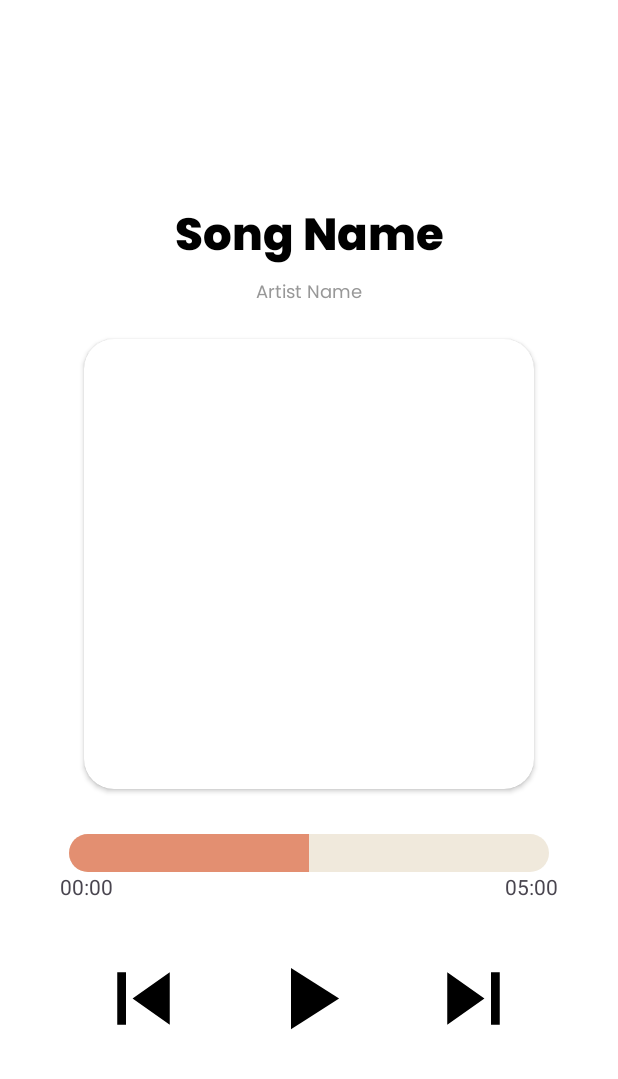
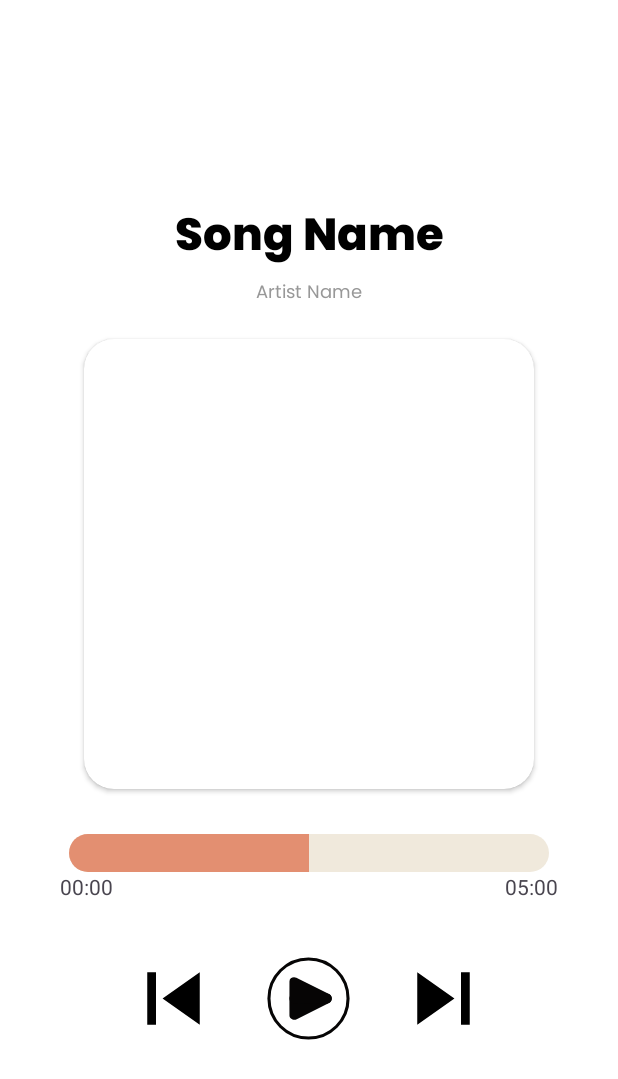
Before and after one commit to skasik/MusicPlayerAndroidApp, an Android app: the layout playing_music.xml on its own in the app's theme, with its tools: preview values and no code run, on a phone screen of 412 x 824 dp. Shown: the top 1079 px of the screen. Run offline under Robolectric (Android 15) with nearby library versions, the phone set to English and light mode, and no system bars; network calls fail.

Commit message:
play pause animation

```diff
--- a/app/build.gradle
+++ b/app/build.gradle
@@ -39,4 +39,6 @@ dependencies {
 
     implementation 'com.android.volley:volley:1.2.1'
     implementation 'com.github.bumptech.glide:glide:4.16.0'
+
+    implementation "com.airbnb.android:lottie:3.4.0"
 }
--- a/app/src/main/res/layout/playing_music.xml
+++ b/app/src/main/res/layout/playing_music.xml
@@ -35,19 +35,19 @@
         android:layout_marginHorizontal="20dp"
         android:ellipsize="marquee"
         android:fontFamily="@font/poppins"
-        android:singleLine="true"
         android:marqueeRepeatLimit="marquee_forever"
         android:maxWidth="180dp"
         android:maxLines="1"
         android:scrollHorizontally="true"
+        android:singleLine="true"
         android:text="Artist Name"
         android:textColor="@color/gray"
         android:textSize="12sp" />
 
     <androidx.cardview.widget.CardView
-        android:layout_marginTop="20dp"
         android:layout_width="wrap_content"
         android:layout_height="wrap_content"
+        android:layout_marginTop="20dp"
         app:cardCornerRadius="20dp">
 
         <LinearLayout
@@ -124,6 +124,7 @@
                 android:layout_gravity="center"
                 android:layout_marginHorizontal="20dp"
                 android:src="@drawable/play"
+                android:visibility="gone"
 
                 />
 
@@ -135,6 +136,15 @@
                 android:layout_marginHorizontal="20dp"
                 android:src="@drawable/pause"
                 android:visibility="gone" />
+
+            <com.airbnb.lottie.LottieAnimationView
+                android:id="@+id/playPauseBtn"
+                android:layout_width="70dp"
+                android:layout_height="70dp"
+                app:lottie_autoPlay="false"
+                app:lottie_loop="false"
+                app:lottie_rawRes="@raw/play_btn_anim"
+                app:lottie_speed="2" />
 
             <ImageView
                 android:id="@+id/nextButton"
```
Also changed, not shown: app/src/main/java/com/asik/musicplayer/HomepageActivity.java (+43 -17 lines), app/src/main/res/raw/play_btn_anim.json (added, +1 -0 lines).
